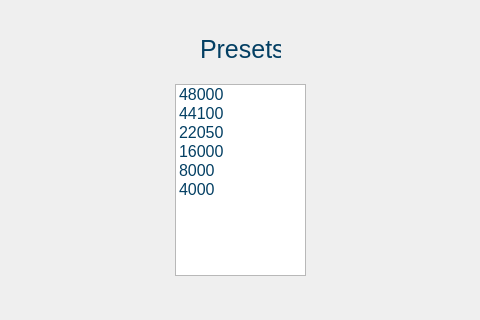
Old version of the form gui/qtdesigner/SamplingRateWidget.ui in the repository wyattduber/CyDAQ; both pictures show x 219 to 699 and y 156 to 476 of the 919 by 476 pixel window.
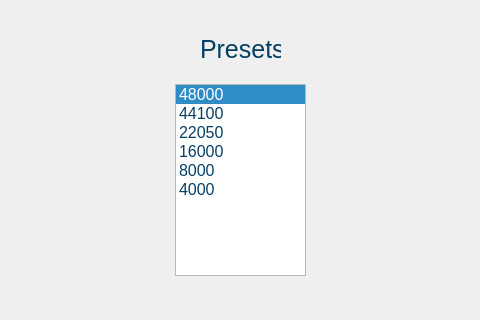
New version of the form.

```diff
--- a/gui/qtdesigner/SamplingRateWidget.ui
+++ b/gui/qtdesigner/SamplingRateWidget.ui
@@ -78,6 +78,12 @@
      <height>192</height>
     </rect>
    </property>
+   <property name="tabKeyNavigation">
+    <bool>true</bool>
+   </property>
+   <property name="currentRow">
+    <number>0</number>
+   </property>
    <item>
     <property name="text">
      <string>48000</string>
```
